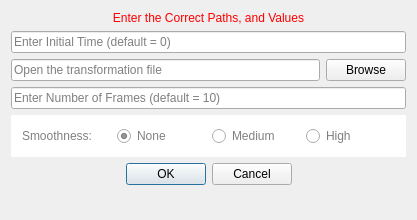
Above: Version2.0/Plugins/kcl.cemrgapp.mmeasurement/src/internal/MmeasurementViewUIApplying.ui from OpenHeartDevelopers/CemrgApp before the change. Below: the same form after it.
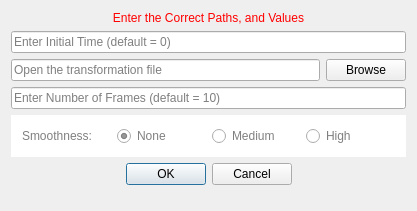
That is the form after the change.

Diff of the .ui file:
```diff
--- a/Version2.0/Plugins/kcl.cemrgapp.mmeasurement/src/internal/MmeasurementViewUIApplying.ui
+++ b/Version2.0/Plugins/kcl.cemrgapp.mmeasurement/src/internal/MmeasurementViewUIApplying.ui
@@ -7,19 +7,19 @@
     <x>0</x>
     <y>0</y>
     <width>417</width>
-    <height>220</height>
+    <height>211</height>
    </rect>
   </property>
-  <property name="sizePolicy">
-   <sizepolicy hsizetype="Minimum" vsizetype="Minimum">
-    <horstretch>0</horstretch>
-    <verstretch>0</verstretch>
-   </sizepolicy>
-  </property>
   <property name="minimumSize">
    <size>
-    <width>400</width>
-    <height>220</height>
+    <width>0</width>
+    <height>211</height>
+   </size>
+  </property>
+  <property name="maximumSize">
+   <size>
+    <width>16777215</width>
+    <height>211</height>
    </size>
   </property>
   <property name="windowTitle">
```
